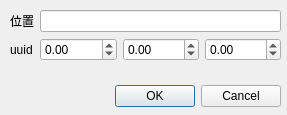
Qt form src/gui-admin/setposition.ui (SingingRivulet/Smoothly) before a commit.
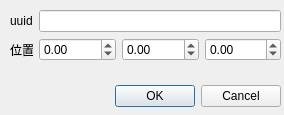
The same form after that commit.

The edit to the form file:
```diff
--- a/src/gui-admin/setposition.ui
+++ b/src/gui-admin/setposition.ui
@@ -6,7 +6,7 @@
    <rect>
     <x>0</x>
     <y>0</y>
-    <width>287</width>
+    <width>284</width>
     <height>115</height>
    </rect>
   </property>
@@ -40,13 +40,6 @@
    </property>
    <layout class="QFormLayout" name="formLayout">
     <item row="1" column="0">
-     <widget class="QLabel" name="label_2">
-      <property name="text">
-       <string>uuid</string>
-      </property>
-     </widget>
-    </item>
-    <item row="0" column="0">
      <widget class="QLabel" name="label">
       <property name="text">
        <string>位置</string>
@@ -90,6 +83,13 @@
       </item>
      </layout>
     </item>
+    <item row="0" column="0">
+     <widget class="QLabel" name="label_2">
+      <property name="text">
+       <string>uuid</string>
+      </property>
+     </widget>
+    </item>
    </layout>
   </widget>
  </widget>
```
Left out of the diff: 6 changed lines with no effect on the pictures.
